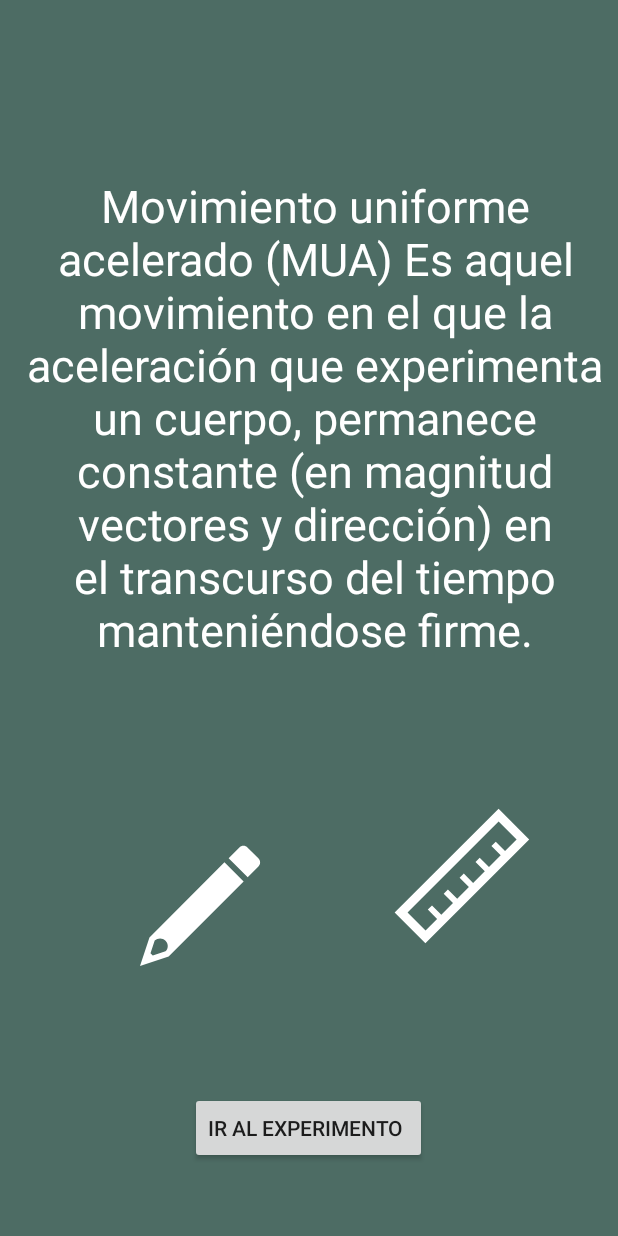
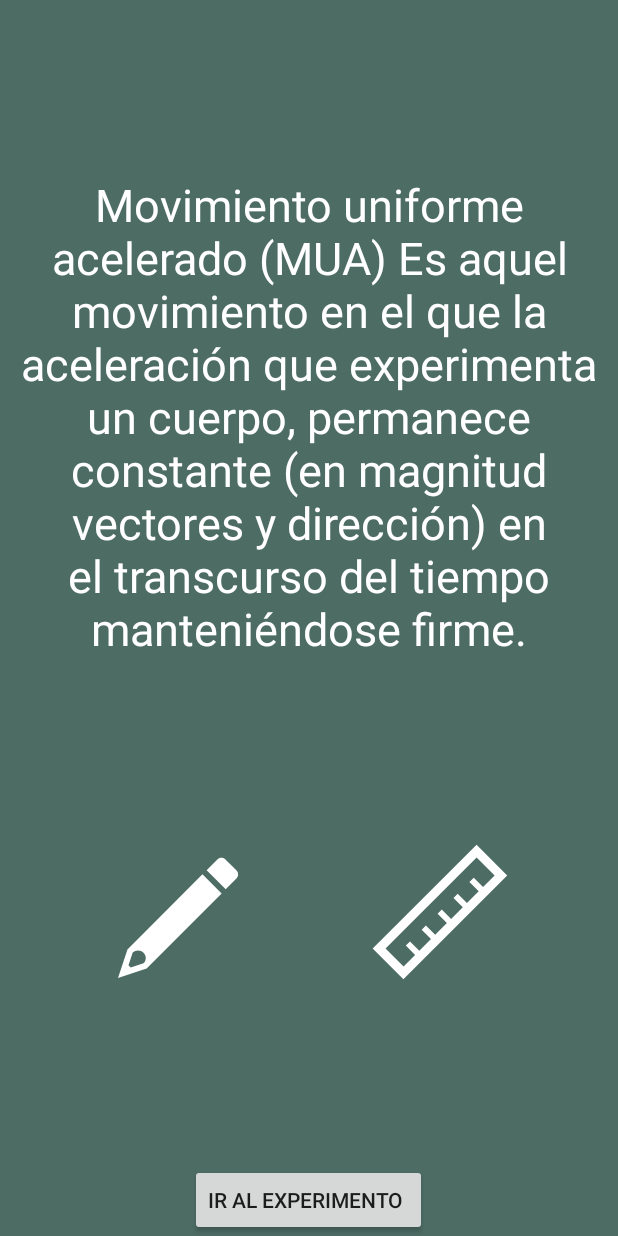
Before and after one commit to luismiguel010/physicLab, an Android app: the MuaTheory screen opened directly, with no data from a screen before it, on a phone screen of 412 x 824 dp. Run offline under Robolectric (Android 15) with nearby library versions, the phone set to English and light mode, and no system bars.

Commit message:
Se posicionan correctamente los objetos de los activitys de la teoría

```diff
--- a/app/src/main/res/layout/activity_mua_theory.xml
+++ b/app/src/main/res/layout/activity_mua_theory.xml
@@ -11,23 +11,28 @@
         android:id="@+id/btnGoMurExp2"
         android:layout_width="wrap_content"
         android:layout_height="wrap_content"
-        android:layout_marginBottom="48dp"
         android:text="Ir al experimento
 "
         app:layout_constraintBottom_toBottomOf="parent"
         app:layout_constraintEnd_toEndOf="parent"
         app:layout_constraintHorizontal_bias="0.498"
-        app:layout_constraintStart_toStartOf="parent"/>
+        app:layout_constraintStart_toStartOf="parent" />
 
     <ImageView
         android:id="@+id/imageView6"
         android:layout_width="wrap_content"
         android:layout_height="wrap_content"
-        android:layout_marginBottom="76dp"
+        android:layout_marginStart="8dp"
+        android:layout_marginLeft="8dp"
+        android:layout_marginTop="8dp"
+        android:layout_marginEnd="8dp"
+        android:layout_marginRight="8dp"
+        android:layout_marginBottom="8dp"
         app:layout_constraintBottom_toTopOf="@+id/btnGoMurExp2"
         app:layout_constraintEnd_toStartOf="@+id/imageView7"
         app:layout_constraintHorizontal_bias="0.521"
         app:layout_constraintStart_toStartOf="parent"
+        app:layout_constraintTop_toBottomOf="@+id/textView2"
         app:srcCompat="@drawable/ic_lapiz" />
 
     <TextView
@@ -35,6 +40,10 @@
         android:layout_width="wrap_content"
         android:layout_height="wrap_content"
         android:layout_marginStart="8dp"
+        android:layout_marginTop="8dp"
+        android:layout_marginEnd="8dp"
+        android:layout_marginRight="8dp"
+        android:layout_marginBottom="8dp"
         android:gravity="center"
         android:text="@string/theoryMua"
         android:textColor="#FFFFFF"
@@ -49,9 +58,15 @@
         android:id="@+id/imageView7"
         android:layout_width="wrap_content"
         android:layout_height="wrap_content"
-        android:layout_marginEnd="56dp"
-        android:layout_marginBottom="96dp"
+        android:layout_marginStart="8dp"
+        android:layout_marginLeft="8dp"
+        android:layout_marginTop="8dp"
+        android:layout_marginEnd="8dp"
+        android:layout_marginRight="8dp"
+        android:layout_marginBottom="8dp"
         app:layout_constraintBottom_toTopOf="@+id/btnGoMurExp2"
         app:layout_constraintEnd_toEndOf="parent"
+        app:layout_constraintStart_toEndOf="@+id/imageView6"
+        app:layout_constraintTop_toBottomOf="@+id/textView2"
         app:srcCompat="@drawable/ic_regla" />
 </androidx.constraintlayout.widget.ConstraintLayout>
```
Also changed, not shown: app/src/main/res/layout/activity_muc_theory.xml (+20 -6 lines).
